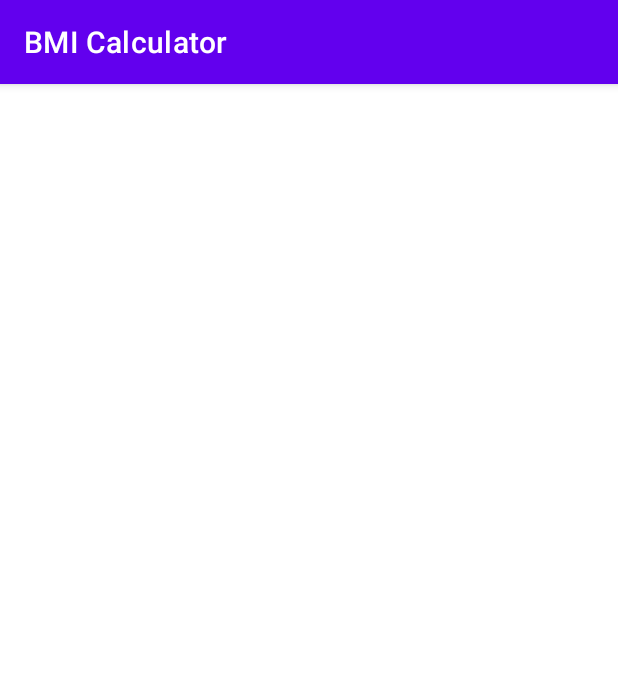
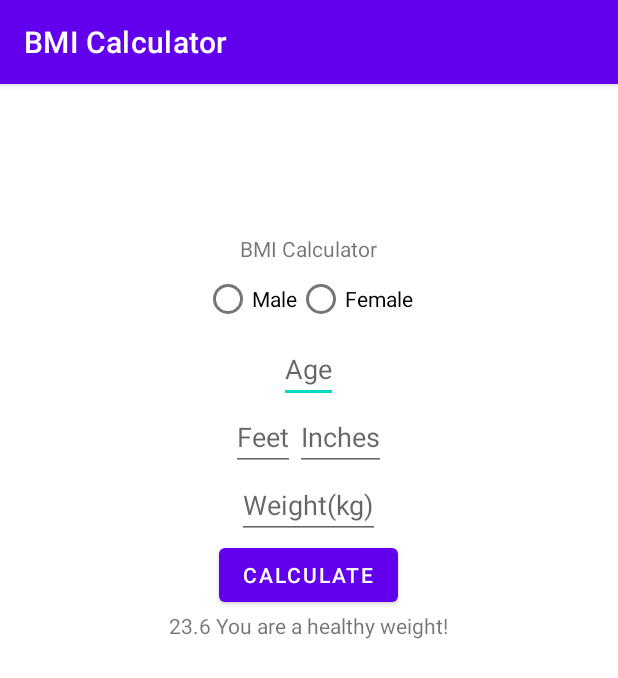
Before and after one commit to njdeane/BMICalculator, an Android app: the screen it shows after launch (MainActivity), on a phone screen of 412 x 824 dp. Shown: the top 678 px of the screen. Run offline under Robolectric (Android 15) with nearby library versions, the phone set to English and light mode, and no system bars.

Commit message:
Basic layout without formatting done in xml.

```diff
--- a/app/src/main/res/layout/activity_main.xml
+++ b/app/src/main/res/layout/activity_main.xml
@@ -1,7 +1,73 @@
 <?xml version="1.0" encoding="utf-8"?>
 <LinearLayout xmlns:android="http://schemas.android.com/apk/res/android"
     android:layout_width="match_parent"
-    android:layout_height="match_parent">
+    android:layout_height="match_parent"
+    android:orientation="vertical"
+    android:gravity="center_horizontal">
+
+    <ImageView
+        android:layout_width="100dp"
+        android:layout_height="100dp"/>
+
+    <TextView
+        android:layout_width="wrap_content"
+        android:layout_height="wrap_content"
+        android:text="BMI Calculator"/>
+
+    <LinearLayout
+        android:layout_width="wrap_content"
+        android:layout_height="wrap_content"
+        android:orientation="horizontal">
+
+        <RadioButton
+            android:layout_width="wrap_content"
+            android:layout_height="wrap_content"
+            android:text="Male"/>
+
+        <RadioButton
+            android:layout_width="wrap_content"
+            android:layout_height="wrap_content"
+            android:text="Female"/>
+
+    </LinearLayout>
+
+    <EditText
+        android:layout_width="wrap_content"
+        android:layout_height="wrap_content"
+        android:hint="Age"/>
+
+    <LinearLayout
+        android:layout_width="wrap_content"
+        android:layout_height="wrap_content"
+        android:orientation="horizontal">
+
+        <EditText
+            android:layout_width="wrap_content"
+            android:layout_height="wrap_content"
+            android:hint="Feet"/>
+
+        <EditText
+            android:layout_width="wrap_content"
+            android:layout_height="wrap_content"
+            android:hint="Inches"/>
+
+    </LinearLayout>
+
+
+    <EditText
+        android:layout_width="wrap_content"
+        android:layout_height="wrap_content"
+        android:hint="Weight(kg)"/>
+
+    <Button
+        android:layout_width="wrap_content"
+        android:layout_height="wrap_content"
+        android:text="Calculate"/>
+
+    <TextView
+        android:layout_width="wrap_content"
+        android:layout_height="wrap_content"
+        android:text="23.6 You are a healthy weight!"/>
 
 
 </LinearLayout>
```
